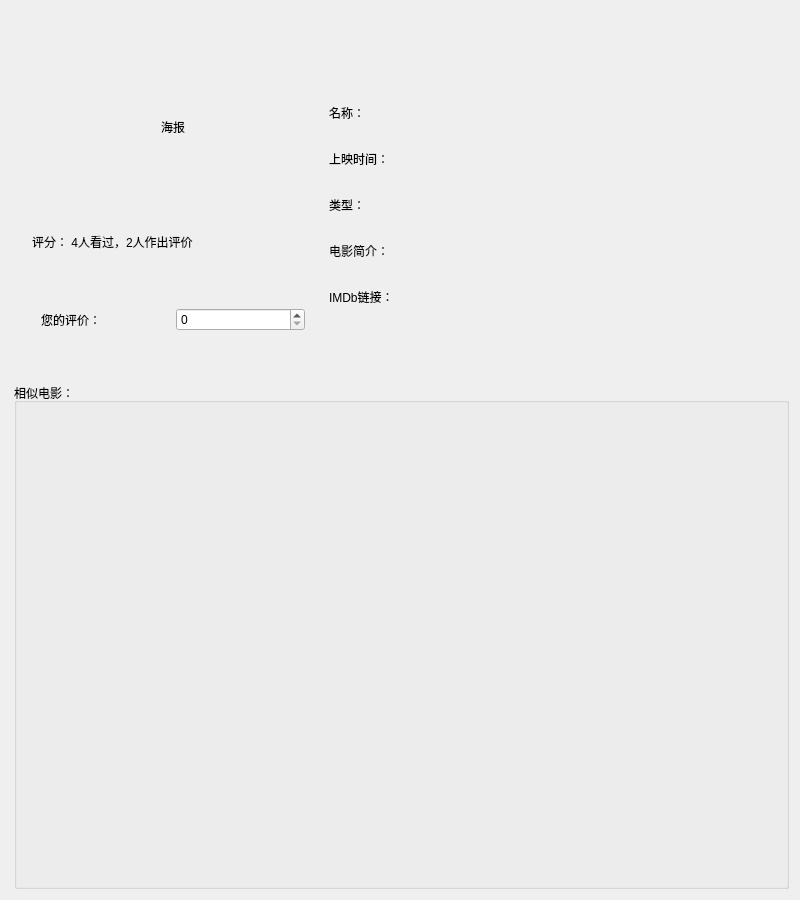
The window that ui/movie_info.ui (foxlora/MovieRecSys) describes before a commit, drawn with Qt 5.
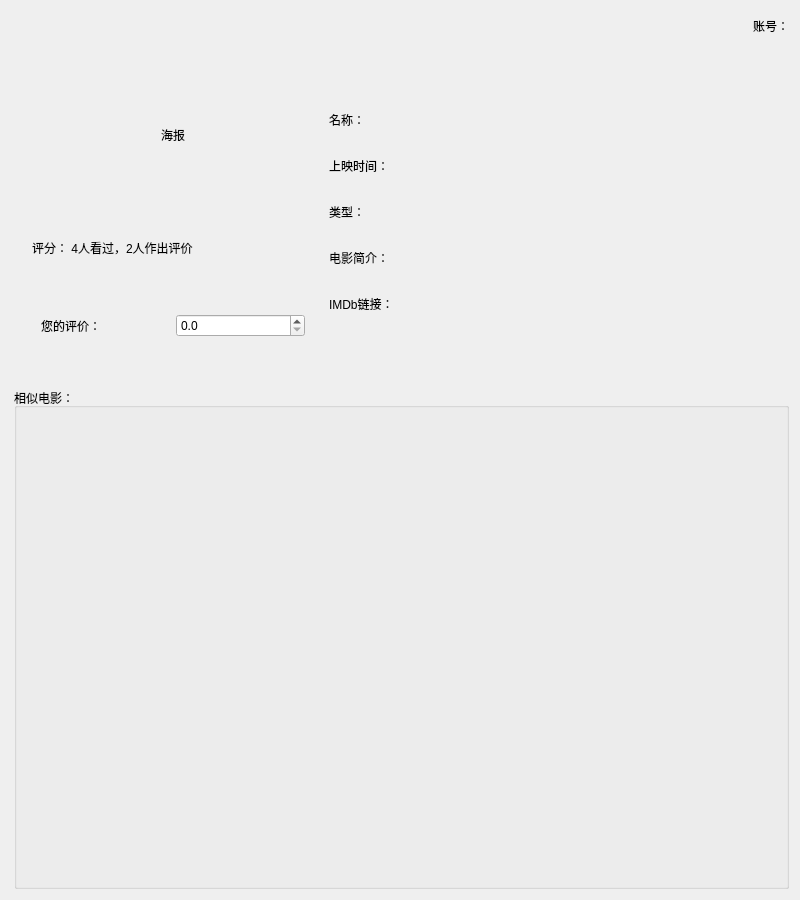
The same window after the commit. Custom widgets are drawn as their Qt base class.

```diff
--- a/ui/movie_info.ui
+++ b/ui/movie_info.ui
@@ -24,7 +24,7 @@
     <number>16</number>
    </property>
    <item>
-    <layout class="QHBoxLayout" name="horizontalLayout_2">
+    <layout class="QHBoxLayout" name="horizontalLayout_2" stretch="0,0">
      <property name="spacing">
       <number>0</number>
      </property>
@@ -41,6 +41,13 @@
        </property>
       </spacer>
      </item>
+     <item>
+      <widget class="QLabel" name="account">
+       <property name="text">
+        <string>账号：</string>
+       </property>
+      </widget>
+     </item>
     </layout>
    </item>
    <item>
@@ -74,18 +81,21 @@
              </widget>
             </item>
             <item>
-             <widget class="QSpinBox" name="spinBox">
+             <widget class="QDoubleSpinBox" name="doubleSpinBox">
+              <property name="decimals">
+               <number>1</number>
+              </property>
               <property name="minimum">
-               <number>0</number>
+               <double>0.000000000000000</double>
               </property>
               <property name="maximum">
-               <number>5</number>
+               <double>5.000000000000000</double>
+              </property>
+              <property name="singleStep">
+               <double>0.500000000000000</double>
               </property>
               <property name="value">
-               <number>0</number>
-              </property>
-              <property name="displayIntegerBase">
-               <number>10</number>
+               <double>0.000000000000000</double>
               </property>
              </widget>
             </item>
```
Left out of the diff: 22 changed lines with no effect on the pictures.
